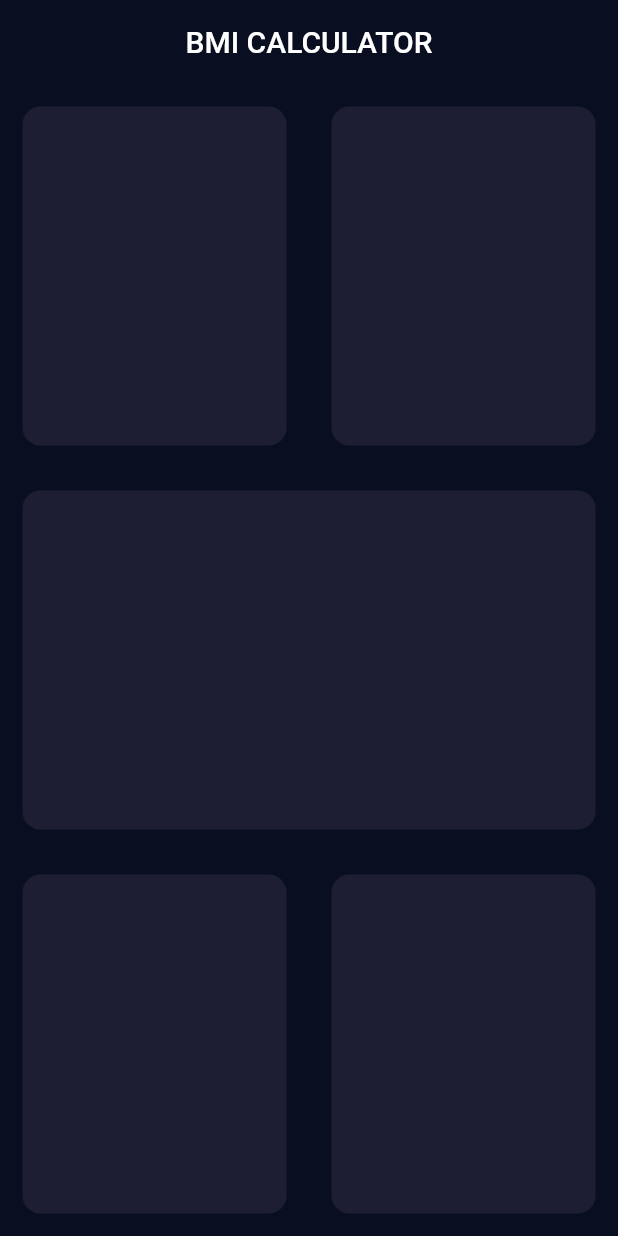
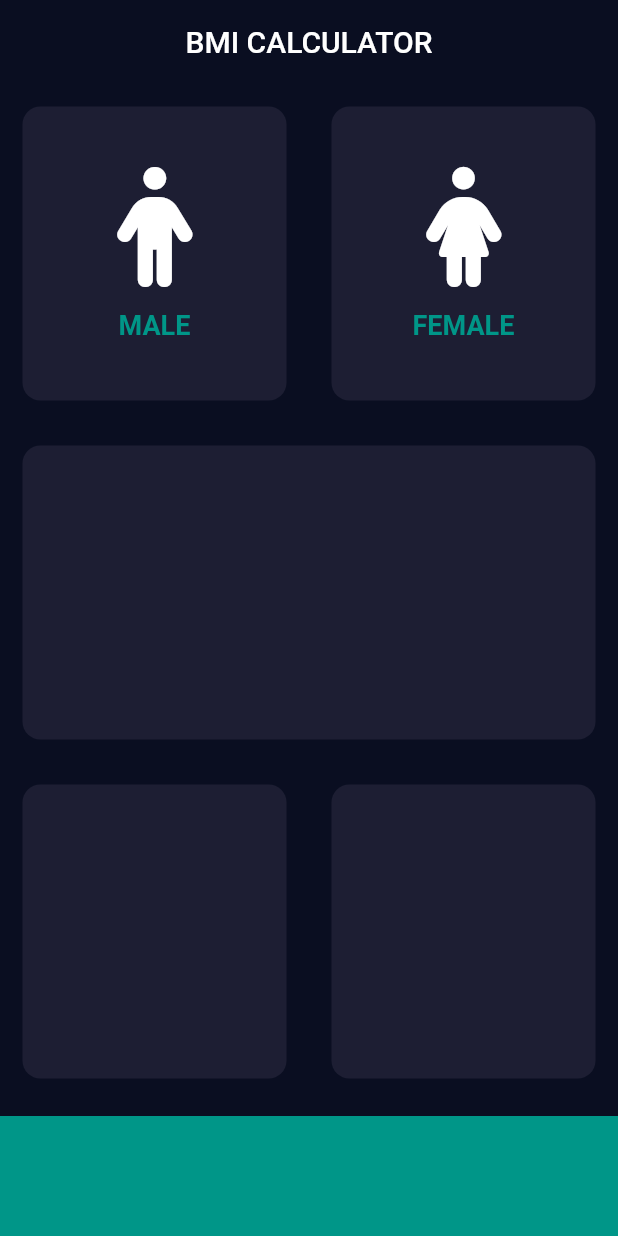
Before and after one commit to ayush-670/myBMI, a Flutter app: the screen it shows after launch, on a phone screen of 412 x 824 dp. Run offline on Flutter 3.47's test engine with Material 2 defaults, Android fonts, the phone set to English and light mode, and no system bars; our stand-ins replace font_awesome_flutter.

Commit message:
fontawesome class used

```diff
--- /dev/null
+++ b/lib/cont.dart
@@ -0,0 +1,21 @@
+import 'package:flutter/material.dart';
+
+class Cont extends StatelessWidget {
+  final Color colour;
+  final Widget cardChild;
+
+  Cont({@required this.colour, this.cardChild});
+  @override
+  Widget build(BuildContext context) {
+    return Expanded(
+      child: Container(
+        child: cardChild,
+        margin: EdgeInsets.all(15.0),
+        decoration: BoxDecoration(
+          borderRadius: BorderRadius.circular(12.0),
+          color: colour,
+        ),
+      ),
+    );
+  }
+}
--- /dev/null
+++ b/lib/icon.dart
@@ -0,0 +1,30 @@
+import 'package:flutter/material.dart';
+class IconChild extends StatelessWidget {
+  final IconData gender;
+  final String text;
+
+  IconChild(this.gender, this.text);
+  @override
+  Widget build(BuildContext context) {
+    return Column(
+      mainAxisAlignment: MainAxisAlignment.center,
+      children: <Widget>[
+        Icon(
+          gender,
+          size: 80.0,
+        ),
+        SizedBox(
+          height: 15.0,
+        ),
+        Text(
+          text,
+          style: TextStyle(
+            fontSize: 18.0,
+            fontWeight: FontWeight.bold,
+            color: Colors.teal,
+          ),
+        ),
+      ],
+    );
+  }
+}
--- a/lib/input_page.dart
+++ b/lib/input_page.dart
@@ -1,4 +1,10 @@
 import 'package:flutter/material.dart';
+import 'package:font_awesome_flutter/font_awesome_flutter.dart';
+import './cont.dart';
+import './icon.dart';
+
+const activecol = Color(0xFF1D1E33);
+const btmHeight = 80.0;
 
 class InputPage extends StatefulWidget {
   @override
@@ -20,19 +26,46 @@ class _InputPageState extends State<InputPage> {
             Expanded(
               child: Row(
                 children: <Widget>[
-                  Cont(colour: Color(0xFF1D1E33)),
-                  Cont(colour: Color(0xFF1D1E33))
+                  Expanded(
+                    child: GestureDetector(
+                      onTap: (){
+                        setState(() {
+
+
+                        });
+                      },
+                      child:
+                      Cont(
+                        colour: activecol,
+                        cardChild: IconChild(FontAwesomeIcons.male, 'MALE'),
+                      ),
+                    ),
+                  ),
+                  Expanded(
+                    child: GestureDetector(
+                      child: Cont(
+                        colour: activecol,
+                        cardChild: IconChild(FontAwesomeIcons.female, 'FEMALE'),
+                      ),
+                    ),
+                  ),
                 ],
               ),
             ),
-            Cont(colour: Color(0xFF1D1E33)),
+            Cont(colour: activecol),
             Expanded(
               child: Row(
                 children: <Widget>[
-                  Cont(colour: Color(0xFF1D1E33)),
-                  Cont(colour: Color(0xFF1D1E33)),
+                  Cont(colour: activecol),
+                  Cont(colour: activecol),
                 ],
               ),
+            ),
+            Container(
+              color: Colors.teal, //Color(0xFFEB1555),
+              margin: EdgeInsets.only(top: 10.0),
+              width: double.infinity,
+              height: btmHeight,
             ),
           ],
         ),
@@ -40,20 +73,3 @@ class _InputPageState extends State<InputPage> {
     );
   }
 }
-
-class Cont extends StatelessWidget {
- final Color colour;
-  Cont({@required this.colour});
-  @override
-  Widget build(BuildContext context) {
-    return Expanded(
-      child: Container(
-        margin: EdgeInsets.all(15.0),
-        decoration: BoxDecoration(
-          borderRadius: BorderRadius.circular(12.0),
-          color: colour,
-        ),
-      ),
-    );
-  }
-}
```
